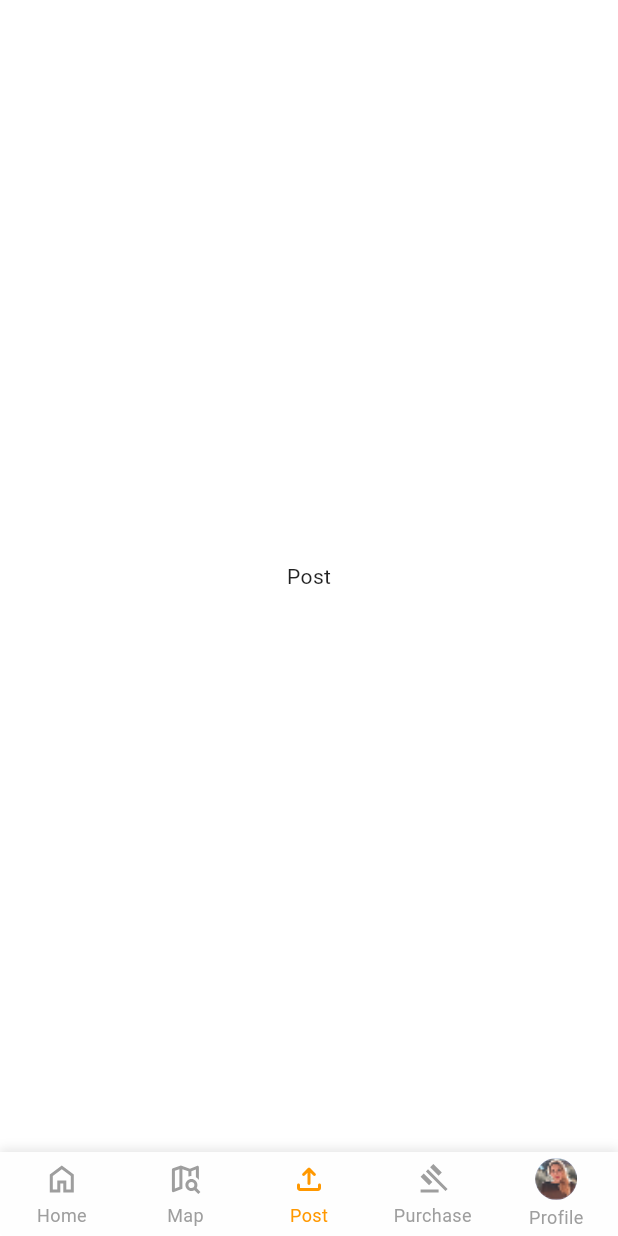
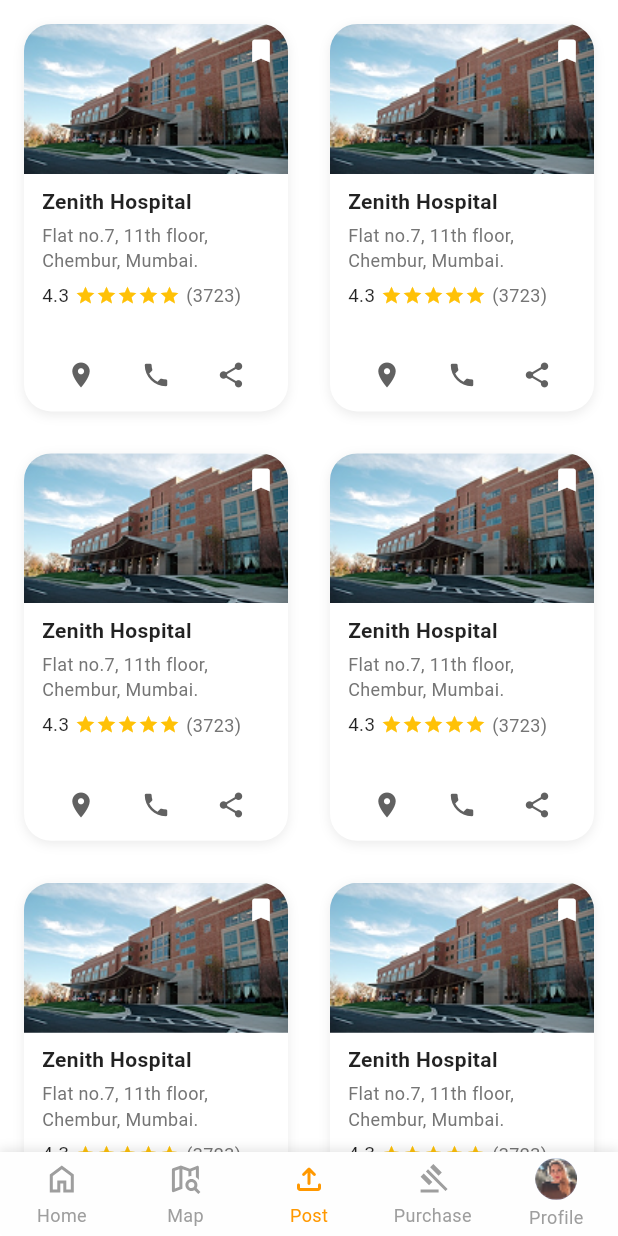
Before and after one commit to aibuzztech2024/medOCR, a Flutter app: the screen it shows after launch, item 3 of the bottom bar chosen, on a phone screen of 412 x 824 dp. Run offline on Flutter 3.47's test engine with Material 3 defaults, Android fonts, the phone set to English and light mode, and no system bars; drawn by our look-alikes of persistent_bottom_nav_bar_v2; our stand-ins replace animate_do, avatar_glow, country_picker, dotted_border, easy_stepper, flutter_compass and 5 more.

Commit message:
hospital places

```diff
--- /dev/null
+++ b/lib/models/map/hospital_place_model.dart
@@ -0,0 +1,26 @@
+// models/hospital_model.dart
+class HospitalPlaceModel {
+  final String name;
+  final String address;
+  final double rating;
+  final int reviews;
+  final String imageUrl;
+
+  HospitalPlaceModel({
+    required this.name,
+    required this.address,
+    required this.rating,
+    required this.reviews,
+    required this.imageUrl,
+  });
+
+  factory HospitalPlaceModel.fromJson(Map<String, dynamic> json) {
+    return HospitalPlaceModel(
+      name: json['name'],
+      address: json['address'],
+      rating: json['rating'],
+      reviews: json['reviews'],
+      imageUrl: json['imageUrl'],
+    );
+  }
+}
--- /dev/null
+++ b/lib/viewModels/map/hospital_place_controller.dart
@@ -0,0 +1,38 @@
+// controllers/hospital_controller.dart
+import 'package:get/get.dart';
+
+import '../../models/map/hospital_place_model.dart';
+
+class HospitalPlaceController extends GetxController {
+  var hospitalList = <HospitalPlaceModel>[].obs;
+  var isLoading = true.obs;
+
+  @override
+  void onInit() {
+    fetchHospitals();
+    super.onInit();
+  }
+
+  void fetchHospitals() async {
+    await Future.delayed(Duration(seconds: 2)); // simulate network delay
+
+    // Simulated server data with 10 hospitals
+    var dataFromServer = List.generate(
+      10,
+      (i) => {
+        "name": "Zenith Hospital",
+        "address": "Flat no.7, 11th floor, Chembur, Mumbai.",
+        "rating": 4.3,
+        "reviews": 3723,
+        "imageUrl": "assets/images/hostiple.png",
+      },
+    );
+
+    hospitalList.value =
+        dataFromServer
+            .map((hospital) => HospitalPlaceModel.fromJson(hospital))
+            .toList();
+
+    isLoading.value = false;
+  }
+}
--- a/lib/views/map/widgets/bottom_nav_bar.dart
+++ b/lib/views/map/widgets/bottom_nav_bar.dart
@@ -4,6 +4,7 @@ import 'package:get/get.dart';
 import 'package:persistent_bottom_nav_bar_v2/persistent_bottom_nav_bar_v2.dart';
 
 import '../../../viewModels/map/bottom_nav_controller.dart';
+import 'hospital_place_list.dart';
 import 'referral_card_widget.dart';
 
 /// Main navigation with Home, Map, Post, Purchase, and Profile tabs
@@ -50,7 +51,7 @@ class BottomNavBar extends StatelessWidget {
     {
       'icon': 'assets/icons/upload.svg',
       'title': "Post",
-      'screen': Center(child: Text("Post")),
+      'screen': Center(child: HospitalPlaceList()),
     },
     {
       'icon': 'assets/icons/purchase.svg',
--- a/lib/views/map/widgets/category_card.dart
+++ b/lib/views/map/widgets/category_card.dart
@@ -1,3 +1,4 @@
+import 'package:avatar/core/widgets/app_button.dart';
 import 'package:avatar/core/widgets/app_text.dart';
 import 'package:avatar/core/widgets/width_box.dart';
 import 'package:flutter/material.dart';
@@ -41,20 +42,24 @@ class CategoryCard extends StatelessWidget {
         Row(
           mainAxisAlignment: MainAxisAlignment.spaceAround,
           children: [
-            IconButton(
-              //TODO: handle On click of direction
+            AppButton(
+              type: ButtonType.text,
               onPressed: () {},
-              icon: Icon(Icons.directions, size: 30),
+              child: Icon(
+                Icons.directions,
+                size: 20,
+                color: Colors.grey.shade700,
+              ),
             ),
-            IconButton(
-              //TODO: handle On click of direction
+            AppButton(
+              type: ButtonType.text,
               onPressed: () {},
-              icon: Icon(Icons.call, size: 30),
+              child: Icon(Icons.call, size: 20, color: Colors.grey.shade700),
             ),
-            IconButton(
-              //TODO: handle On click of direction
+            AppButton(
+              type: ButtonType.text,
               onPressed: () {},
-              icon: Icon(Icons.share, size: 30),
+              child: Icon(Icons.share, size: 20, color: Colors.grey.shade700),
             ),
           ],
         ),
--- /dev/null
+++ b/lib/views/map/widgets/hospital_place_list.dart
@@ -0,0 +1,169 @@
+import 'package:flutter/material.dart';
+import 'package:get/get.dart';
+import '../../../models/map/hospital_place_model.dart';
+import '../../../viewModels/map/hospital_place_controller.dart';
+import 'package:avatar/core/widgets/app_button.dart';
+
+class HospitalCard extends StatelessWidget {
+  final HospitalPlaceModel hospital;
+
+  const HospitalCard({Key? key, required this.hospital}) : super(key: key);
+
+  @override
+  Widget build(BuildContext context) {
+    return Container(
+      margin: EdgeInsets.all(8),
+      decoration: BoxDecoration(
+        color: Colors.white,
+        borderRadius: BorderRadius.circular(18),
+        boxShadow: [
+          BoxShadow(
+            color: Colors.black.withOpacity(0.08),
+            blurRadius: 6,
+            offset: Offset(0, 2),
+          ),
+        ],
+      ),
+      child: Column(
+        children: [
+          // 🖼 Top image with bookmark
+          Stack(
+            children: [
+              ClipRRect(
+                borderRadius: BorderRadius.vertical(top: Radius.circular(18)),
+                child: Image.asset(
+                  hospital.imageUrl,
+                  height: 100,
+                  width: double.infinity,
+                  fit: BoxFit.cover,
+                  errorBuilder: (context, error, stackTrace) {
+                    return Container(
+                      height: 100,
+                      color: Colors.grey[200],
+                      child: Icon(Icons.image_not_supported),
+                    );
+                  },
+                ),
+              ),
+              Positioned(
+                top: 8,
+                right: 8,
+                child: Icon(Icons.bookmark, size: 20, color: Colors.white),
+              ),
+            ],
+          ),
+
+          // 📄 Hospital Details
+          Padding(
+            padding: const EdgeInsets.symmetric(horizontal: 12, vertical: 8),
+            child: Column(
+              crossAxisAlignment: CrossAxisAlignment.start,
+              children: [
+                Text(
+                  hospital.name,
+                  style: TextStyle(fontWeight: FontWeight.bold),
+                ),
+                SizedBox(height: 4),
+                Text(
+                  hospital.address,
+                  style: TextStyle(color: Colors.grey[600], fontSize: 12),
+                  maxLines: 2,
+                  overflow: TextOverflow.ellipsis,
+                ),
+                SizedBox(height: 6),
+                Row(
+                  children: [
+                    Text(
+                      "${hospital.rating}",
+                      style: TextStyle(fontSize: 12.5),
+                    ),
+                    SizedBox(width: 4),
+                    Row(
+                      children: List.generate(
+                        5,
+                        (index) =>
+                            Icon(Icons.star, size: 14, color: Colors.amber),
+                      ),
+                    ),
+                    SizedBox(width: 4),
+                    Text(
+                      "(${hospital.reviews})",
+                      style: TextStyle(fontSize: 12, color: Colors.grey[600]),
+                    ),
+                  ],
+                ),
+              ],
+            ),
+          ),
+
+          Spacer(),
+
+          // 🔘 Bottom Buttons
+          Padding(
+            padding: const EdgeInsets.only(bottom: 10),
+            child: Row(
+              mainAxisAlignment: MainAxisAlignment.spaceEvenly,
+              children: [
+                AppButton(
+                  type: ButtonType.text,
+                  onPressed: () {},
+                  child: Icon(
+                    Icons.location_on,
+                    size: 20,
+                    color: Colors.grey.shade700,
+                  ),
+                ),
+                AppButton(
+                  type: ButtonType.text,
+                  onPressed: () {},
+                  child: Icon(
+                    Icons.phone,
+                    size: 20,
+                    color: Colors.grey.shade700,
+                  ),
+                ),
+                AppButton(
+                  type: ButtonType.text,
+                  onPressed: () {},
+                  child: Icon(
+                    Icons.share,
+                    size: 20,
+                    color: Colors.grey.shade700,
+                  ),
+                ),
+              ],
+            ),
+          ),
+        ],
+      ),
+    );
+  }
+}
+
+class HospitalPlaceList extends StatelessWidget {
+  final controller = Get.put(HospitalPlaceController());
+
+  @override
+  Widget build(BuildContext context) {
+    return Scaffold(
+      body: Obx(() {
+        if (controller.isLoading.value) {
+          return Center(child: CircularProgressIndicator());
+        }
+        return GridView.builder(
+          padding: EdgeInsets.all(8),
+          itemCount: controller.hospitalList.length,
+          gridDelegate: SliverGridDelegateWithFixedCrossAxisCount(
+            crossAxisCount: 2,
+            crossAxisSpacing: 12,
+            mainAxisSpacing: 12,
+            childAspectRatio: 0.7,
+          ),
+          itemBuilder: (context, index) {
+            return HospitalCard(hospital: controller.hospitalList[index]);
+          },
+        );
+      }),
+    );
+  }
+}
```
Also changed, not shown: assets/images/hostiple.png (added).
